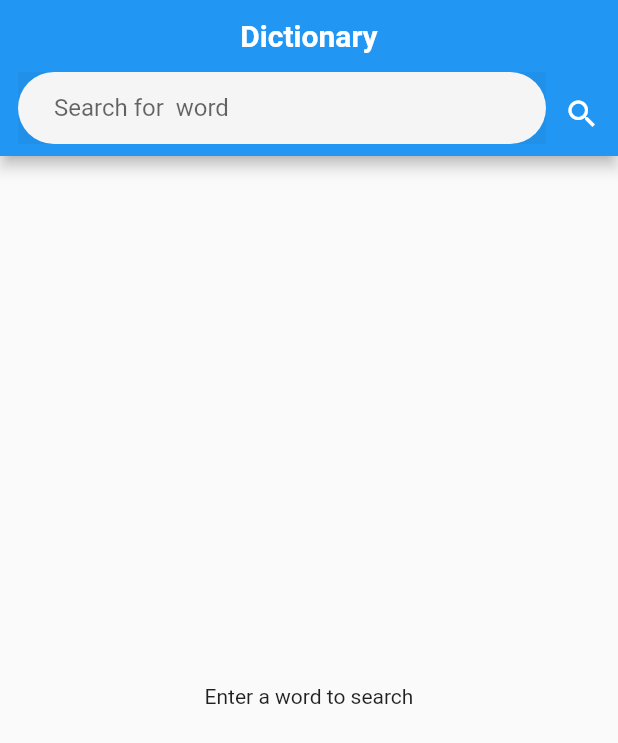
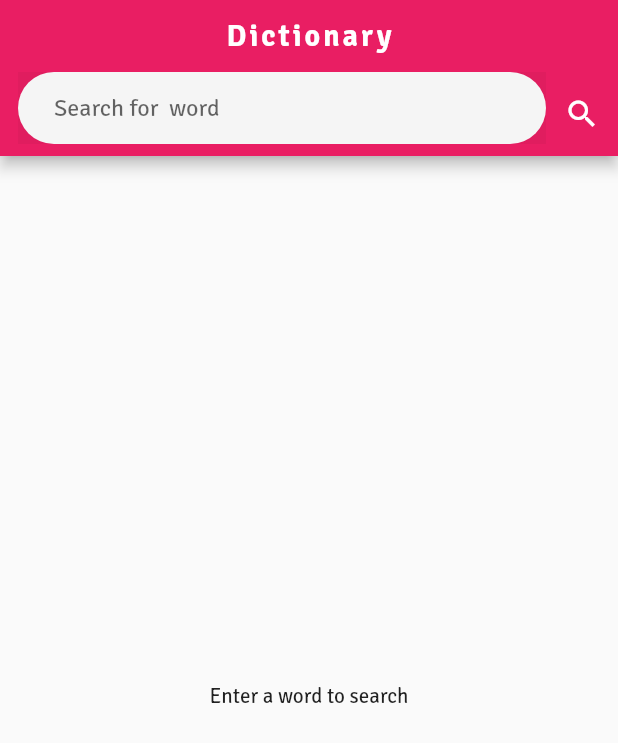
Before and after one commit to adebayoAdesina/Flutter_Dictionary_App, a Flutter app: the screen it shows after launch, on a phone screen of 412 x 824 dp. Shown: the top 743 px of the screen. Run offline on Flutter 3.47's test engine with Material 2 defaults, Android fonts, the phone set to English and light mode, and no system bars; our stand-ins replace modal_progress_hud_nsn.

Commit message:
bugs fixed, fonts added and loading spinner added.

```diff
--- a/lib/main.dart
+++ b/lib/main.dart
@@ -14,8 +14,9 @@ class MyApp extends StatelessWidget {
     return MaterialApp(
       title: 'Dictionary',
       theme: ThemeData(
-        primarySwatch: Colors.blue,
-      ),
+          primarySwatch: Colors.blue,
+          fontFamily: 'Signika Negative',
+          appBarTheme: const AppBarTheme(backgroundColor: Colors.pink)),
       home: const MainScreen(),
     );
   }
--- a/lib/screen/main_screen.dart
+++ b/lib/screen/main_screen.dart
@@ -1,9 +1,10 @@
 import 'dart:async';
-
-import 'package:cached_network_image/cached_network_image.dart';
 import 'package:dictionary/data/data.dart';
 import 'package:dictionary/model/dictionary_modal.dart';
 import 'package:flutter/material.dart';
+import 'package:modal_progress_hud_nsn/modal_progress_hud_nsn.dart';
+
+import '../widgets/searched_item_card.dart';
 
 class MainScreen extends StatefulWidget {
   const MainScreen({Key? key}) : super(key: key);
@@ -17,7 +18,7 @@ class _MainScreenState extends State<MainScreen> {
   StreamController? streamController;
   Stream? stream;
   DictionaryModel? dictionaryModel;
-
+  bool _isSearching = false;
   @override
   void initState() {
     streamController = StreamController();
@@ -36,21 +37,45 @@ class _MainScreenState extends State<MainScreen> {
       streamController!.add(null);
       return;
     }
+    setState(() {
+      _isSearching = true;
+    });
 
     Data data = Data();
     await data.fetchData(text);
     dictionaryModel = data.fetchedData;
     streamController!.add(data.fetchedData);
+    setState(() {
+      _isSearching = false;
+    });
   }
 
   @override
   Widget build(BuildContext context) {
     return Scaffold(
-      appBar: AppBar(
+      appBar: appBar(),
+      body: StreamBuilder(
+        stream: stream,
+        builder: (context, snapshot) {
+          if (snapshot.data == null) {
+            return const Center(
+              child: Text('Enter a word to search'),
+            );
+          }
+          return ModalProgressHUD(
+              inAsyncCall: _isSearching,
+              child: SearchedItemCard(dictionaryModel: dictionaryModel));
+        },
+      ),
+    );
+  }
+
+  AppBar appBar() {
+    return AppBar(
       centerTitle: true,
       title: const Text(
         'Dictionary',
-          style: TextStyle(fontWeight: FontWeight.w700),
+        style: TextStyle(fontWeight: FontWeight.w700, letterSpacing: 2),
       ),
       bottom: PreferredSize(
           preferredSize: const Size(double.infinity, 48.0),
@@ -66,6 +91,8 @@ class _MainScreenState extends State<MainScreen> {
                       color: Colors.white,
                       borderRadius: BorderRadius.circular(24.0)),
                   child: TextFormField(
+                    onFieldSubmitted: (value) =>
+                        _search(textEditingController!.text),
                     controller: textEditingController,
                     decoration: const InputDecoration(
                       hintText: 'Search for  word',
@@ -85,96 +112,6 @@ class _MainScreenState extends State<MainScreen> {
               ),
             ],
           )),
-      ),
-      body: StreamBuilder(
-        stream: stream,
-        builder: (context, snapshot) {
-          if (snapshot.data == null) {
-            return const Center(
-              child: Text('Enter a word to search'),
-            );
-          }
-          return Card(
-            child: Padding(
-              padding:
-                  const EdgeInsets.symmetric(horizontal: 10.0, vertical: 20.0),
-              child: Column(
-                children: [
-                  Container(
-                    decoration: BoxDecoration(
-                      boxShadow: [
-                        BoxShadow(
-                          offset: const Offset(0, 2),
-                          color: Colors.grey.withOpacity(0.2),
-                          blurRadius: 10,
-                        )
-                      ],
-                    ),
-                    child: Column(
-                      children: [
-                        Text(dictionaryModel!.word!),
-                        Text(
-                          '/${dictionaryModel!.pronunciation!}/',
-                          style: TextStyle(
-                            color: Colors.grey[300],
-                            fontSize: 14,
-                          ),
-                        ),
-                      ],
-                    ),
-                  ),
-                  Expanded(
-                    child: ListView.builder(
-                      shrinkWrap: true,
-                      itemCount: dictionaryModel!.definitions!.length,
-                      itemBuilder: (context, index) {
-                        final dictionary = dictionaryModel!.definitions![index];
-                        print(dictionary);
-                        return Row(
-                          children: [
-                            Expanded(
-                              flex: 10,
-                              child: Column(
-                                children: [
-                                  const Divider(
-                                    thickness: 2.0,
-                                  ),
-                                  Row(
-                                    children: [
-                                      Text(dictionary.type as String),
-                                      const SizedBox(
-                                        width: 5,
-                                      ),
-                                      Container(
-                                        color: Colors.grey[300],
-                                        child: const Icon(
-                                          Icons.question_mark,
-                                          color: Colors.black38,
-                                          size: 15,
-                                        ),
-                                      )
-                                    ],
-                                  ),
-                                  Text(dictionary.definition as String),
-                                ],
-                              ),
-                            ),
-                            Expanded(
-                              child: CachedNetworkImage(
-                                imageUrl: dictionary.imageUrl as String,
-                              ),
-                            ),
-                          ],
-                        );
-                      },
-                    ),
-                  ),
-                ],
-              ),
-            ),
-          );
-        },
-      ),
     );
   }
 }
```
Also changed, not shown: assets/fonts/Signika_Negative/OFL.txt (added, +93 -0 lines), lib/widgets/searched_item.dart (added, +70 -0 lines), lib/widgets/searched_item_card.dart (added, +68 -0 lines), pubspec.yaml (+14 -7 lines), assets/fonts/Signika_Negative/README.txt (added), assets/fonts/Signika_Negative/SignikaNegative-VariableFont_wght.ttf (added), assets/fonts/Signika_Negative/static/SignikaNegative-Bold.ttf (added), assets/fonts/Signika_Negative/static/SignikaNegative-Light.ttf (added), assets/fonts/Signika_Negative/static/SignikaNegative-Medium.ttf (added), assets/fonts/Signika_Negative/static/SignikaNegative-Regular.ttf (added), assets/fonts/Signika_Negative/static/SignikaNegative-SemiBold.ttf (added), pubspec.lock. Lines whose indentation alone changed are shown as unchanged.
